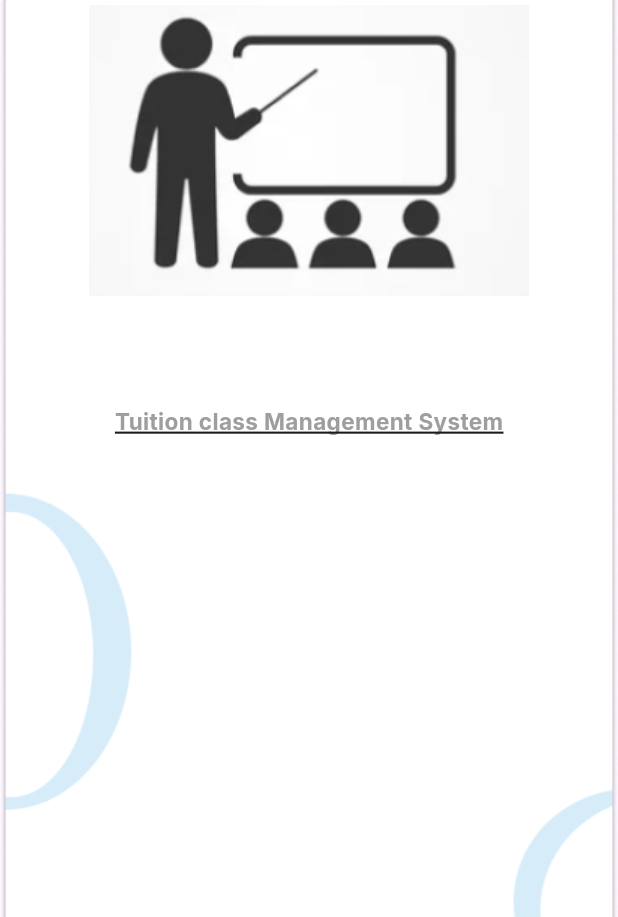
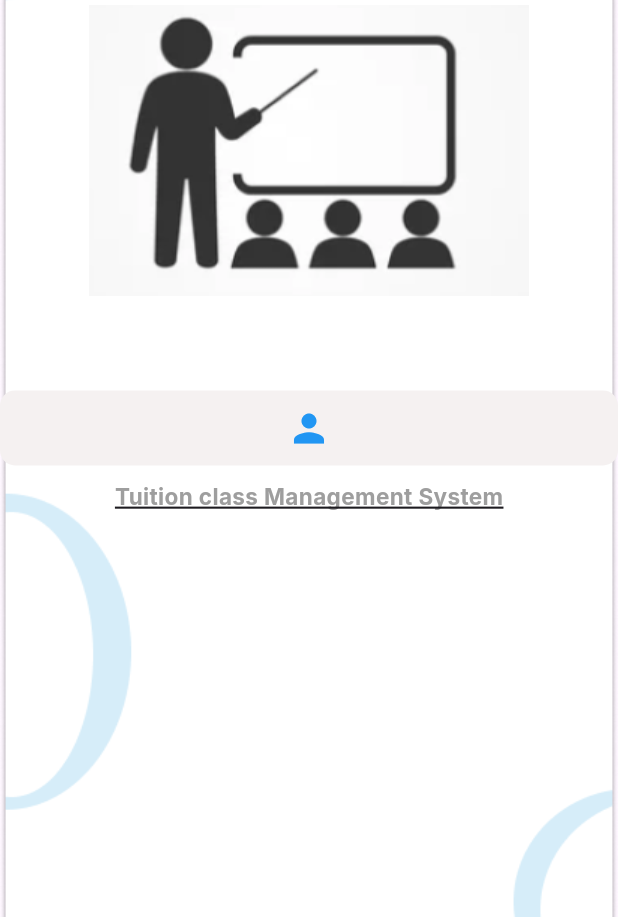
Before and after one commit to JanodAbesekara/MobileApp, a Flutter app: the TeacherDash widget shown alone on an empty page, opened directly, on a phone screen of 412 x 824 dp, the part 319-1236 px from its top. Run offline on Flutter 3.47's test engine with Material 3 defaults, Android fonts, the phone set to English and light mode, and no system bars; our stand-ins replace google_fonts; missing offline and left inert: more_loading_gif.

```diff
--- a/dream_learn_app/dream_learn_app/lib/screens/Teacher_page.dart
+++ b/dream_learn_app/dream_learn_app/lib/screens/Teacher_page.dart
@@ -32,7 +32,23 @@ class _TeacherDashState extends State<TeacherDash> {
         SizedBox(
           height: 10,
         ),
-          // Add your other widgets here
+        Container(
+          padding: EdgeInsets.all(10),
+          decoration: BoxDecoration(
+            color: Color.fromARGB(255, 245, 241, 241),
+            borderRadius: BorderRadius.circular(10),
+          ),
+          child: Row(
+            mainAxisAlignment: MainAxisAlignment.center,
+            children: [
+              Icon(
+                Icons.person,
+                color: Colors.blue,
+                size: 30,
+              ),
+            ],
+          ),
+        ), // Add comma here
         SizedBox(
           height: 10,
         ),
```
Also changed, not shown: dream_learn_app/dream_learn_app/pubspec.yaml (+9 -0 lines), dream_learn_app/dream_learn_app/assets/Ass.png (added), dream_learn_app/dream_learn_app/assets/T/Quises.png (added), dream_learn_app/dream_learn_app/assets/T/TAss.png (added), dream_learn_app/dream_learn_app/assets/T/TLerning.png (added), dream_learn_app/dream_learn_app/assets/T/TStudent.png (added), dream_learn_app/dream_learn_app/assets/T/Tann.png (added), dream_learn_app/dream_learn_app/assets/T/Tattendence.png (added), dream_learn_app/dream_learn_app/assets/T/Tfeed.png (added), dream_learn_app/dream_learn_app/assets/T/Tgades.png (added), dream_learn_app/dream_learn_app/assets/T/Thome.png (added), dream_learn_app/dream_learn_app/assets/T/Tprofile.png (added), 1 other file. Lines whose indentation alone changed are shown as unchanged.
